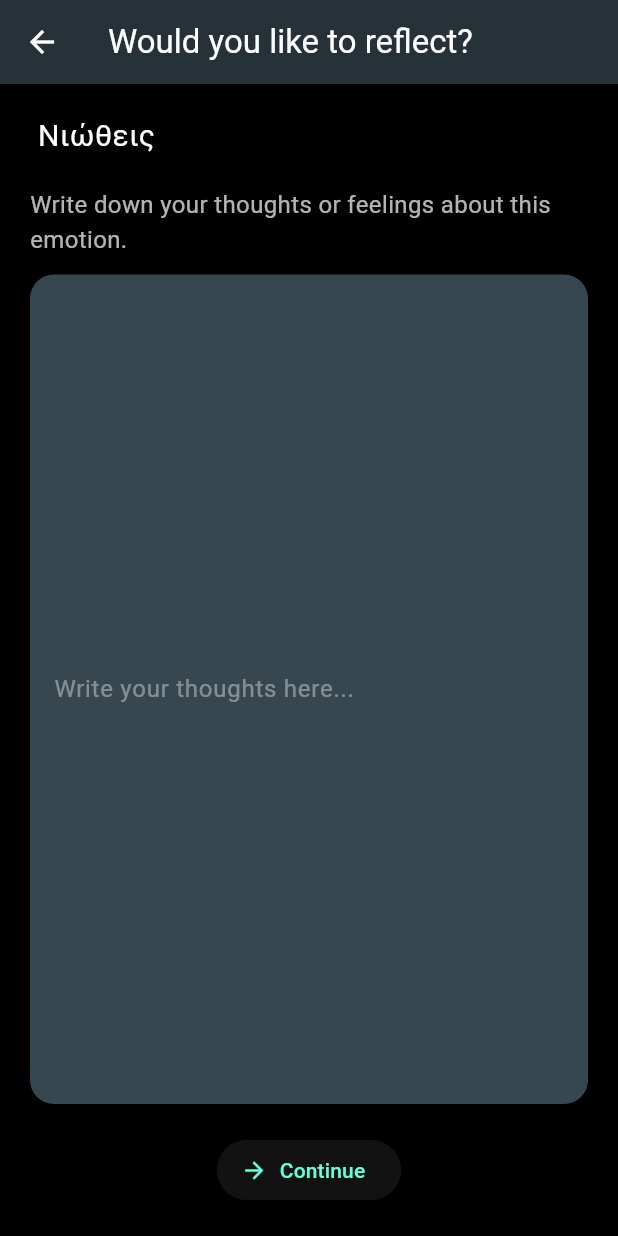
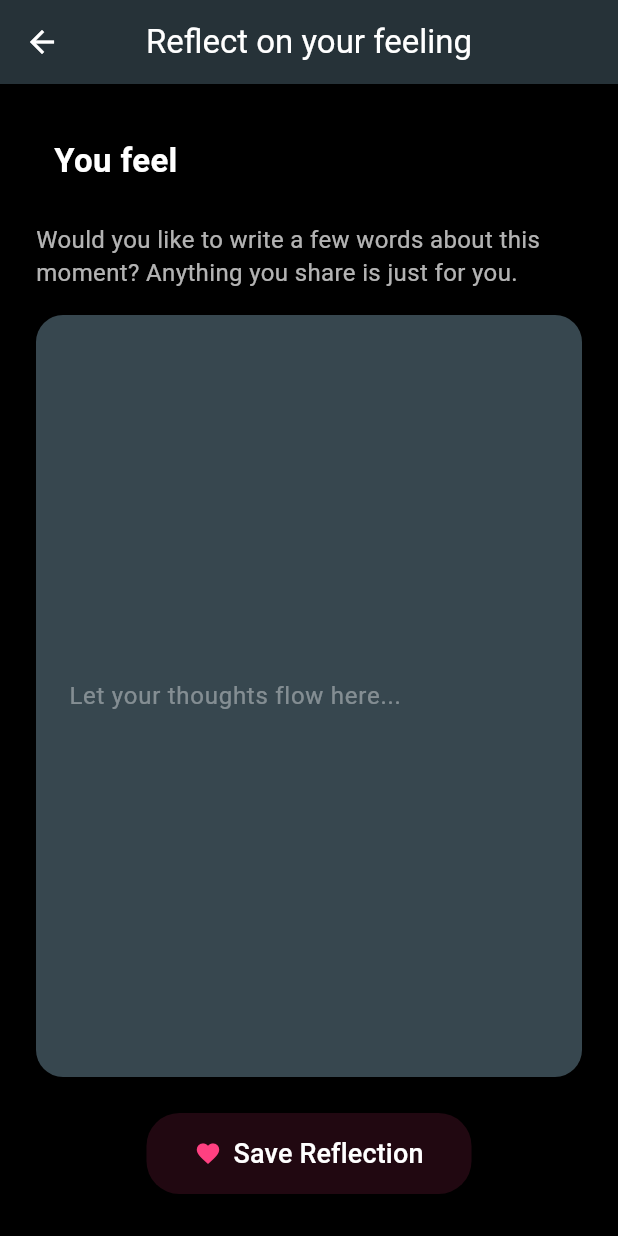
Before and after one commit to SynaestheticSynthesis/CompAnIon, a Flutter app: the EmotionReflectionScreen screen opened by its route, on a phone screen of 412 x 824 dp. Run offline on Flutter 3.47's test engine with Material 3 defaults, Android fonts, the phone set to English and light mode, and no system bars; our stand-ins replace drift, drift_flutter, google_fonts, hive_flutter; accounts and stored records are empty; generated files the repository leaves out were written again.

Commit message:
refactor: Clean up code structure and improve UI in emotion screens; enhance journal entry tests

```diff
--- a/lib/controllers/emotion_checkin_controller.dart
+++ b/lib/controllers/emotion_checkin_controller.dart
@@ -32,5 +32,3 @@ class EmotionCheckInController with ChangeNotifier {
     await loadCheckIns();
   }
 }
-}
-}
--- a/lib/screens/emotion_reflection_screen.dart
+++ b/lib/screens/emotion_reflection_screen.dart
@@ -32,7 +32,7 @@ class _EmotionReflectionScreenState extends State<EmotionReflectionScreen> {
     final entry = JournalEntriesCompanion.insert(
       emotion: Value(widget.emotion.isNotEmpty ? widget.emotion : 'No emotion'),
       emoji: Value(widget.emoji.isNotEmpty ? widget.emoji : '📝'),
-      text: _textController.text.isNotEmpty ? _textController.text : 'No text',
+      entryText: _textController.text.isNotEmpty ? _textController.text : 'No text',
       createdAt: DateTime.now(),
     );
 
@@ -56,47 +56,71 @@ class _EmotionReflectionScreenState extends State<EmotionReflectionScreen> {
       backgroundColor: Colors.black,
       appBar: AppBar(
         backgroundColor: Colors.blueGrey.shade900,
-        title: const Text("Would you like to reflect?"),
+        title: const Text("Reflect on your feeling"),
+        centerTitle: true,
+        elevation: 0,
       ),
       body: Padding(
-        padding: const EdgeInsets.all(20),
+        padding: const EdgeInsets.symmetric(horizontal: 24, vertical: 28),
         child: Column(
           crossAxisAlignment: CrossAxisAlignment.start,
           children: [
-            Text(
-              "${widget.emoji} Νιώθεις ${widget.emotion}",
-              style: const TextStyle(fontSize: 20, color: Colors.white),
+            Row(
+              children: [
+                Text(
+                  widget.emoji,
+                  style: const TextStyle(fontSize: 32),
+                ),
+                const SizedBox(width: 12),
+                Text(
+                  "You feel ${widget.emotion}",
+                  style: const TextStyle(fontSize: 22, color: Colors.white, fontWeight: FontWeight.w600),
+                ),
+              ],
             ),
-            const SizedBox(height: 20),
+            const SizedBox(height: 18),
             const Text(
-              "Write down your thoughts or feelings about this emotion.",
-              style: TextStyle(color: Colors.white70, fontSize: 16),
+              "Would you like to write a few words about this moment? Anything you share is just for you.",
+              style: TextStyle(color: Colors.white70, fontSize: 16, height: 1.4),
             ),
-            const SizedBox(height: 12),
+            const SizedBox(height: 18),
             Expanded(
               child: TextField(
                 controller: _textController,
                 maxLines: null,
                 expands: true,
-                style: const TextStyle(color: Colors.white),
+                style: const TextStyle(color: Colors.white, fontSize: 17),
                 decoration: InputDecoration(
-                  hintText: "Write your thoughts here...",
-                  hintStyle: const TextStyle(color: Colors.white38),
+                  hintText: "Let your thoughts flow here...",
+                  hintStyle: const TextStyle(color: Colors.white38, fontSize: 16),
                   filled: true,
                   fillColor: Colors.blueGrey.shade800,
                   border: OutlineInputBorder(
-                    borderRadius: BorderRadius.circular(16),
+                    borderRadius: BorderRadius.circular(18),
                     borderSide: BorderSide.none,
                   ),
+                  contentPadding: const EdgeInsets.symmetric(horizontal: 18, vertical: 16),
                 ),
               ),
             ),
-            const SizedBox(height: 20),
+            const SizedBox(height: 24),
             Center(
               child: ElevatedButton.icon(
                 onPressed: _continueToJournal,
-                icon: const Icon(Icons.arrow_forward),
-                label: const Text('Continue'),
+                icon: const Icon(Icons.favorite, color: Colors.pinkAccent),
+                label: const Text(
+                  'Save Reflection',
+                  style: TextStyle(fontSize: 18, fontWeight: FontWeight.w500),
+                ),
+                style: ElevatedButton.styleFrom(
+                  backgroundColor: Colors.pinkAccent.withOpacity(0.13),
+                  foregroundColor: Colors.white,
+                  padding: const EdgeInsets.symmetric(horizontal: 32, vertical: 14),
+                  shape: RoundedRectangleBorder(
+                    borderRadius: BorderRadius.circular(22),
+                  ),
+                  elevation: 0,
+                ),
               ),
             )
           ],
@@ -105,5 +129,3 @@ class _EmotionReflectionScreenState extends State<EmotionReflectionScreen> {
     );
   }
 }
-
-// Compare this snippet from lib/controllers/journal_entry_controller.dart:
```
Also changed, not shown: lib/screens/emotion_checkin_screen.dart (+19 -10 lines), lib/screens/journal_screen.dart (+15 -12 lines), 1 other file.
